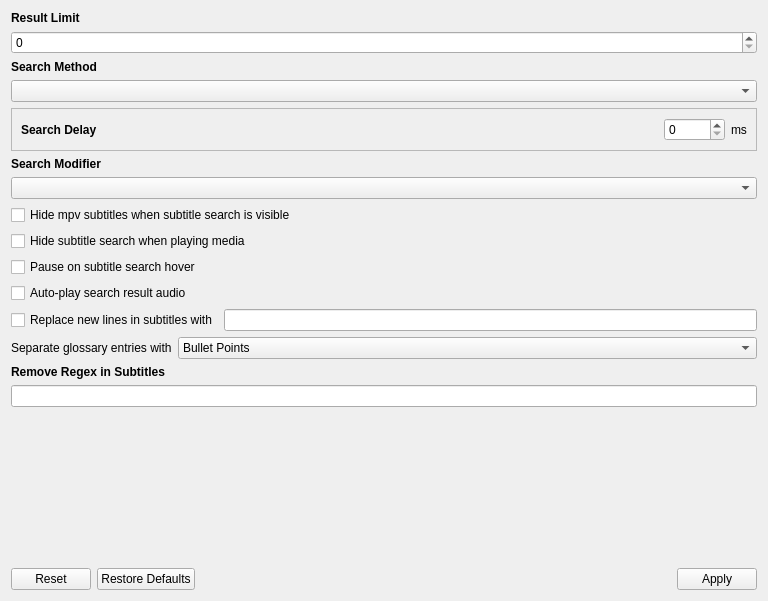
ripose-jp/Memento, file src/gui/widgets/settings/searchsettings.ui: the form before one commit.
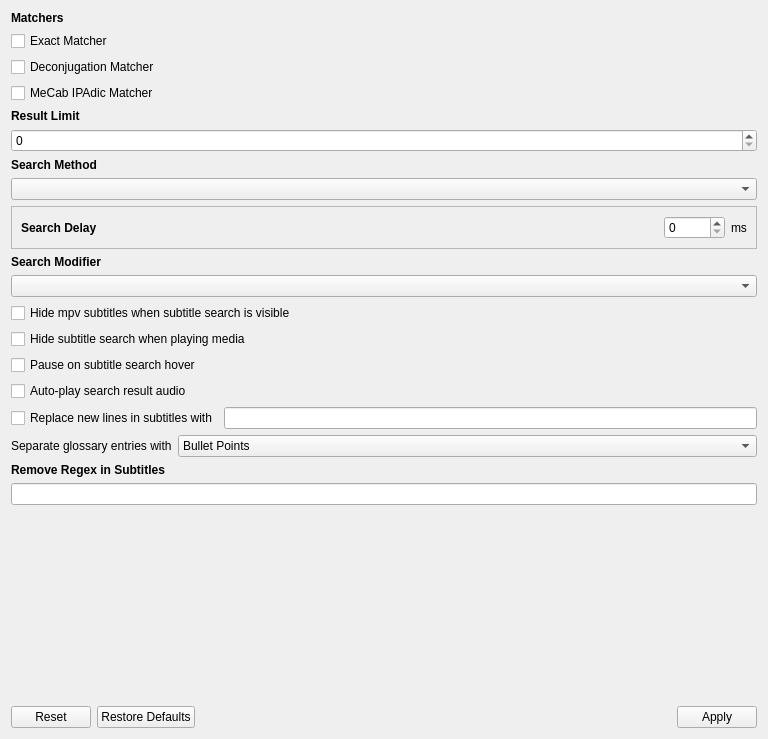
The form after the commit.

Commit message: src/gui/widgets/settings/searchsettings: add ability to toggle matchers

What changed in the file:
```diff
--- a/src/gui/widgets/settings/searchsettings.ui
+++ b/src/gui/widgets/settings/searchsettings.ui
@@ -7,7 +7,7 @@
     <x>0</x>
     <y>0</y>
     <width>768</width>
-    <height>601</height>
+    <height>739</height>
    </rect>
   </property>
   <property name="windowTitle">
@@ -27,8 +27,8 @@
        <rect>
         <x>0</x>
         <y>0</y>
-        <width>735</width>
-        <height>556</height>
+        <width>756</width>
+        <height>683</height>
        </rect>
       </property>
       <layout class="QVBoxLayout" name="layoutScrollArea">
@@ -44,6 +44,50 @@
        <property name="bottomMargin">
         <number>0</number>
        </property>
+       <item>
+        <widget class="QLabel" name="labelMatcher">
+         <property name="font">
+          <font>
+           <weight>75</weight>
+           <bold>true</bold>
+          </font>
+         </property>
+         <property name="text">
+          <string>Matchers</string>
+         </property>
+        </widget>
+       </item>
+       <item>
+        <widget class="QCheckBox" name="checkExact">
+         <property name="toolTip">
+          <string>Matches text exactly as it appears in subtitles</string>
+         </property>
+         <property name="text">
+          <string>Exact Matcher</string>
+         </property>
+        </widget>
+       </item>
+       <item>
+        <widget class="QCheckBox" name="checkDeconj">
+         <property name="toolTip">
+          <string>Matches vocabulary by deconjugating using known rules.
+Includes deconjugation information in results.</string>
+         </property>
+         <property name="text">
+          <string>Deconjugation Matcher</string>
+         </property>
+        </widget>
+       </item>
+       <item>
+        <widget class="QCheckBox" name="checkMecabIpadic">
+         <property name="toolTip">
+          <string>Matches vocabulary using MeCab with IPAdic</string>
+         </property>
+         <property name="text">
+          <string>MeCab IPAdic Matcher</string>
+         </property>
+        </widget>
+       </item>
        <item>
         <widget class="QLabel" name="labelLimit">
          <property name="font">
```
The commit also changes 4 other files.
